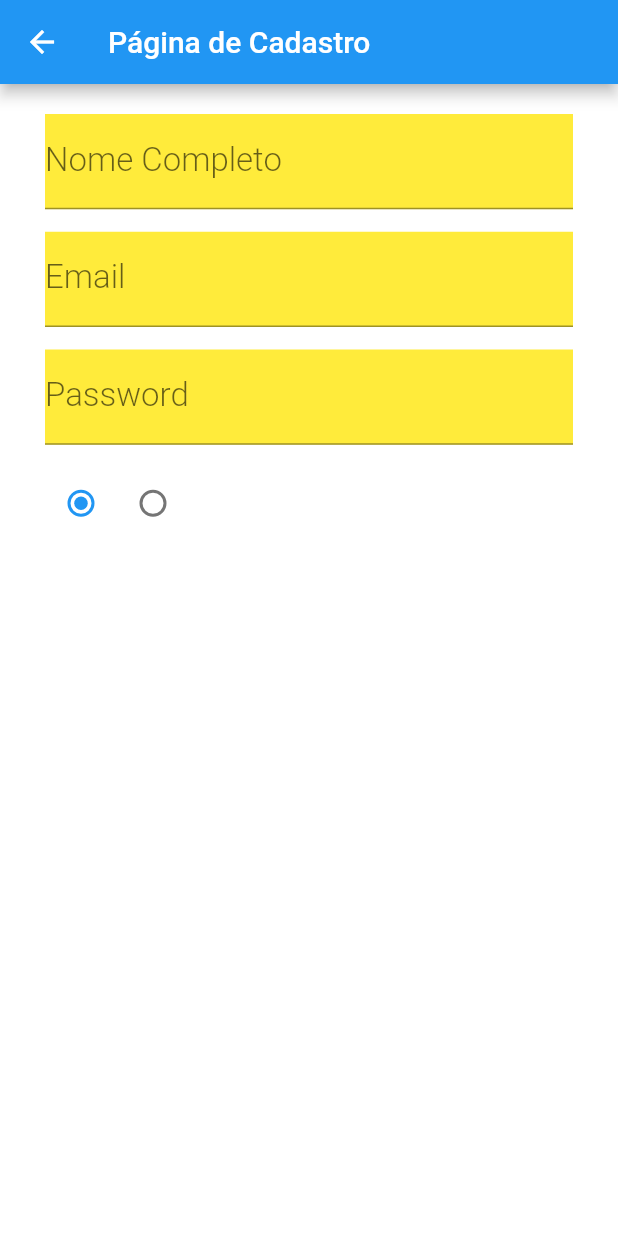
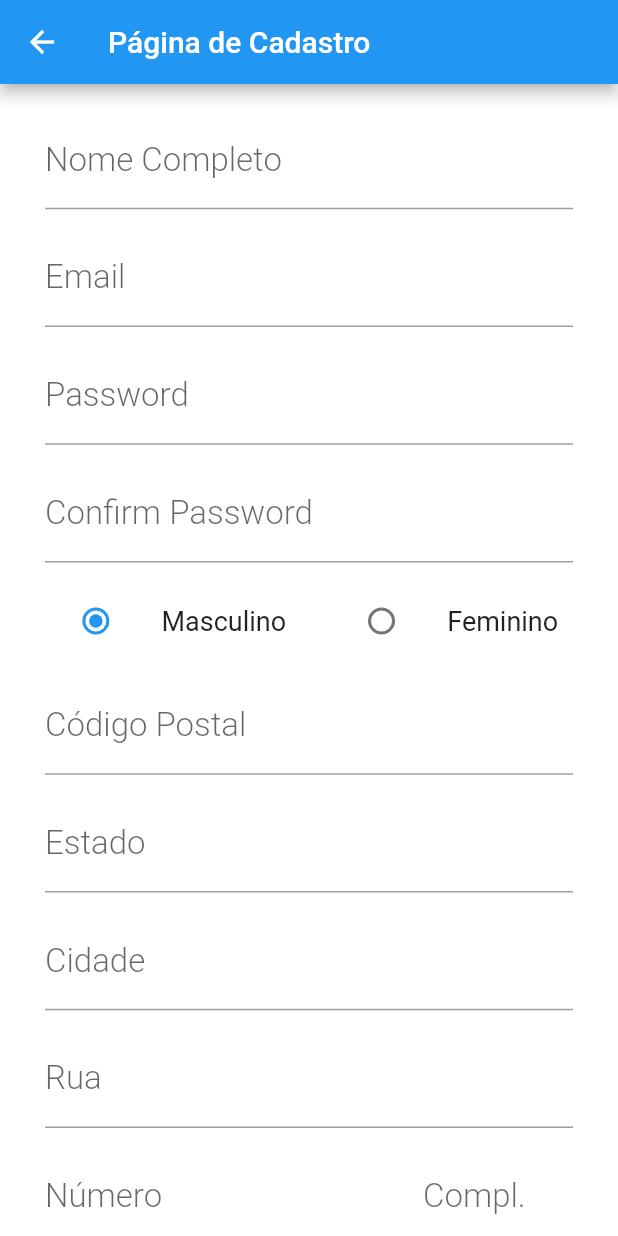
Before and after one commit to matheus-adps91/TCC_FRONT_MOBILE, a Flutter app: the screen it shows after launch, after a tap on "Login", after a tap on "Nova Conta", on a phone screen of 412 x 824 dp. Run offline on Flutter 3.47's test engine with Material 2 defaults, Android fonts, the phone set to English and light mode, and no system bars.

Commit message:
Término do desenho do formulário de signup, criação de uum arquivo para concentrar validações

```diff
--- a/sistemadetrocas/lib/pages/login_page.dart
+++ b/sistemadetrocas/lib/pages/login_page.dart
@@ -2,11 +2,12 @@ import 'package:flutter/material.dart';
 import 'package:sistemadetrocas/model/usuario.dart';
 import 'package:sistemadetrocas/pages/api_response.dart';
 import 'package:sistemadetrocas/pages/home_page.dart';
-import 'package:sistemadetrocas/pages/login_api.dart';
 import 'package:sistemadetrocas/pages/signup_page.dart';
+import 'package:sistemadetrocas/requests/login_api.dart';
 import 'package:sistemadetrocas/utils/app_button.dart';
 import 'package:sistemadetrocas/utils/app_inputText.dart';
 import 'package:sistemadetrocas/utils/nav.dart';
+import 'package:sistemadetrocas/utils/validation.dart';
 
 class LoginPage extends StatelessWidget {
   // Fields
@@ -33,22 +34,14 @@ class LoginPage extends StatelessWidget {
         padding: EdgeInsets.all(16),
         child: ListView(
           children: <Widget>[
-            AppInputText(
-              "Login",
-              "usuario@provedor.com",
-              TextInputType.emailAddress,
-              _tLogin,
-              validator: _validateLogin,
-            ),
+            AppInputText("Login", "usuario@provedor.com", _tLogin,
+                keyboardType: TextInputType.emailAddress,
+                validator: Validation.validateLogin),
             SizedBox(height: 25),
-            AppInputText(
-              "Senha",
-              "Senha de no mínimo 6 caracteres",
-              TextInputType.text,
-              _tSenha,
-              password: true,
-              validator: _validateSenha,
-            ),
+            AppInputText("Senha", "Senha de no mínimo 4 caracteres", _tSenha,
+                keyboardAction: TextInputAction.done,
+                password: true,
+                validator: Validation.validatePassword),
             SizedBox(height: 25),
             AppButton('Login', Colors.white, 22, Colors.blue,
                 () => _onClickLogin(context)),
@@ -92,24 +85,4 @@ class LoginPage extends StatelessWidget {
   _onClickNewPassword() {}
 
   _onClickExit() {}
-
-  String _validateLogin(String value) {
-    if (value.isEmpty) {
-      return "Login não pode estar em branco";
-    }
-    if (!value.contains('@')) {
-      return "Login inválido";
-    }
-    return null;
-  }
-
-  String _validateSenha(String value) {
-    if (value.isEmpty) {
-      return "Senha não pode estar em branco";
-    }
-    if (value.length < 1) {
-      return "Senha deve conter pelo menos 6 caracteres";
-    }
-    return null;
-  }
 }
--- a/sistemadetrocas/lib/pages/signup_page.dart
+++ b/sistemadetrocas/lib/pages/signup_page.dart
@@ -1,5 +1,7 @@
 import 'package:flutter/material.dart';
 import 'package:sistemadetrocas/utils/app_formField.dart';
+import 'package:sistemadetrocas/utils/app_button.dart';
+import 'package:sistemadetrocas/utils/validation.dart';
 
 enum GenderType {
   masculino,
@@ -13,6 +15,19 @@ class SignupPage extends StatefulWidget {
 
 class _SignupPageState extends State<SignupPage> {
   GenderType _genderSelected = GenderType.masculino;
+  // Variável global para armazenar o estado da aplicação
+  final _formSignUpkey = GlobalKey<FormState>();
+  // Controllers para os campos do formulário
+  final _tFullName = TextEditingController();
+  final _tEmail = TextEditingController();
+  final _tPass = TextEditingController();
+  final _tConfirmPass = TextEditingController();
+  final _tZipCode = TextEditingController();
+  final _tState = TextEditingController();
+  final _tCity = TextEditingController();
+  final _tStreet = TextEditingController();
+  final _tHouseNumber = TextEditingController();
+  final _tComplement = TextEditingController();
 
   @override
   Widget build(BuildContext context) {
@@ -25,47 +40,120 @@ class _SignupPageState extends State<SignupPage> {
   }
 
   _body() {
-    return Container(
+    return Form(
+      key: _formSignUpkey,
+      child: Container(
           padding: EdgeInsets.only(top: 20, left: 30, right: 30),
           child: ListView(
             children: <Widget>[
               AppFormField(
-              "Nome Completo",
-            ),
-            SizedBox(height: 15),
-            AppFormField(
-              "Email",
-            ),
-            SizedBox(height: 15),
-            AppFormField(
-              "Password",
-            ),
-            SizedBox(height: 15),
+                  "Nome Completo", _tFullName, Validation.validateLogin),
+              spaceBetweenElements(y: 15),
+              AppFormField("Email", _tEmail, Validation.validateLogin,
+                  keyboardType: TextInputType.emailAddress),
+              spaceBetweenElements(y: 15),
+              AppFormField("Password", _tPass, Validation.validatePassword,
+                  password: true),
+              spaceBetweenElements(y: 15),
+              AppFormField("Confirm Password", _tConfirmPass,
+                  Validation.validatePassword,
+                  password: true),
+              spaceBetweenElements(y: 15),
               Row(
+                mainAxisAlignment: MainAxisAlignment.spaceAround,
                 children: <Widget>[
-                Container(
-                  child: Radio<GenderType>(
-                    value: GenderType.masculino,
-                    groupValue: _genderSelected,
-                    onChanged: updateGender,
-                  ),
-                ),
-                Container(
-                  child: Radio<GenderType>(
-                    value: GenderType.feminino,
-                    groupValue: _genderSelected,
-                    onChanged: updateGender,
-                  ),
-                )
+                  drawRadioButton(GenderType.masculino),
+                  drawTextRadioButton("Masculino"),
+                  spaceBetweenElements(y: 15),
+                  drawRadioButton(GenderType.feminino),
+                  drawTextRadioButton("Feminino"),
                 ],
               ),
+              spaceBetweenElements(y: 15.0),
+              AppFormField(
+                  "Código Postal", _tZipCode, Validation.validateZipCode,
+                  keyboardType: TextInputType.number),
+              spaceBetweenElements(y: 15.0),
+              AppFormField("Estado", _tState, Validation.defaultValidation),
+              spaceBetweenElements(y: 15.0),
+              AppFormField("Cidade", _tCity, Validation.defaultValidation),
+              spaceBetweenElements(y: 15.0),
+              AppFormField("Rua", _tStreet, Validation.defaultValidation),
+              spaceBetweenElements(y: 15.0),
+              Row(
+                mainAxisAlignment: MainAxisAlignment.spaceBetween,
+                children: <Widget>[
+                  AppFormField(
+                      "Número", _tHouseNumber, Validation.defaultValidation,
+                      keyboardType: TextInputType.number),
+                  spaceBetweenElements(x: 5.0),
+                  AppFormField(
+                      "Compl.", _tComplement, Validation.defaultValidation)
                 ],
-        ));
+              ),
+              spaceBetweenElements(y: 30.0),
+              AppButton(
+                  'Cadastrar', Colors.white, 22, Colors.blue, _onClickSignup),
+              spaceBetweenElements(y: 30.0),
+            ],
+          )),
+    );
   }
 
-  void updateGender(GenderType newValue) {
+  // Espaço entre elementos do ListView do formulário de SignUp
+  SizedBox spaceBetweenElements({double y = 0, double x = 0}) {
+    return SizedBox(height: y, width: x);
+  }
+
+  // Desenha o texto que acompanha o botão rádio
+  Text drawTextRadioButton(String text) {
+    return Text(
+      text,
+      textAlign: TextAlign.center,
+      style: TextStyle(fontSize: 18),
+    );
+  }
+
+  // Desenha SOMENTE o botão rádio para cada tipo de gênero
+  Container drawRadioButton(GenderType type) {
+    return Container(
+      child: Radio<GenderType>(
+        value: type,
+        groupValue: _genderSelected,
+        onChanged: _updateGender,
+      ),
+    );
+  }
+
+  // Atualiza o gênero
+  // NOTA: a tela é redesenhada pelo SETSTATE
+  void _updateGender(GenderType newValue) {
     setState(() {
       _genderSelected = newValue;
     });
   }
+
+  // Get no valor do enum do gender
+  static String _getValue(GenderType genderType) {
+    return genderType.toString().split('.').last;
   }
+
+  _onClickSignup() {
+    print('>>> FUNÇÃO: _onClickSignup');
+    final String fullName = _tFullName.text;
+    final String email = _tEmail.text;
+    final String pass = _tPass.text;
+    final String confirmPass = _tConfirmPass.text;
+    final String gender = _getValue(_genderSelected);
+    final String zipCode = _tZipCode.text;
+    final String state = _tState.text;
+    final String city = _tCity.text;
+    final String address = _tStreet.text;
+    final String houseNumber = _tHouseNumber.text;
+    final String complement = _tComplement.text;
+
+    final bool formRespValidation = _formSignUpkey.currentState.validate();
+    print('$formRespValidation');
+    print('$gender');
+  }
+}
--- a/sistemadetrocas/lib/utils/app_formField.dart
+++ b/sistemadetrocas/lib/utils/app_formField.dart
@@ -3,15 +3,32 @@ import 'package:flutter/material.dart';
 class AppFormField extends StatelessWidget {
   // Field
   String property;
+  TextEditingController controller;
+  FormFieldValidator<String> validator;
+  TextInputType keyboardType;
+  TextInputAction keyboardAction;
+  bool password;
 
   // Constructor
-  AppFormField(this.property);
+  AppFormField(
+    this.property,
+    this.controller,
+    this.validator, {
+    this.keyboardType = TextInputType.text,
+    this.keyboardAction = TextInputAction.next,
+    this.password = false,
+  });
 
   @override
   Widget build(BuildContext context) {
     return Container(
-      color: Colors.yellow,
+      width: 100,
       child: TextFormField(
+        controller: controller,
+        keyboardType: keyboardType,
+        textInputAction: keyboardAction,
+        validator: validator,
+        obscureText: password,
         decoration: InputDecoration(
           labelText: property,
           labelStyle: TextStyle(
--- a/sistemadetrocas/lib/utils/app_inputText.dart
+++ b/sistemadetrocas/lib/utils/app_inputText.dart
@@ -5,6 +5,7 @@ class AppInputText extends StatelessWidget {
   String textTitle;
   String textHint;
   TextInputType keyboardType;
+  TextInputAction keyboardAction;
   TextEditingController controller;
   bool password;
   FormFieldValidator<String> validator;
@@ -13,8 +14,9 @@ class AppInputText extends StatelessWidget {
   AppInputText(
     this.textTitle,
     this.textHint,
-    this.keyboardType,
     this.controller, {
+    this.keyboardType = TextInputType.text,
+    this.keyboardAction = TextInputAction.next,
     this.password = false,
     this.validator,
   });
--- /dev/null
+++ b/sistemadetrocas/lib/utils/validation.dart
@@ -0,0 +1,49 @@
+// Classe para conter os métodos de validação de campos
+class Validation {
+  static String validateLogin(String value) {
+    print('>>> FUNÇÃO: validateLogin');
+    if (value.isEmpty) {
+      return "Login não pode estar em branco";
+    }
+    if (!value.contains('@')) {
+      return "Login inválido";
+    }
+    return null;
+  }
+
+  static String validatePassword(String value) {
+    print('>>> FUNÇÃO: validatePassword');
+    if (value.isEmpty) {
+      return "Senha não pode estar em branco";
+    }
+    if (value.length < 4) {
+      return "Senha deve conter pelo menos 4 caracteres";
+    }
+    return null;
+  }
+
+  static String validateZipCode(String value) {
+    print('>>> FUNÇÃO: validateZipCode');
+    if (value.isEmpty) {
+      return "Código Postal não pode estar em branco";
+    }
+    if (value.length != 8) {
+      return "Código Postal incorreto";
+    }
+    return null;
+  }
+
+  // Esse método é apenas para teste
+  static String defaultValidation(String value) {
+    print('>>> FUNÇÃO: defaultValidation');
+    if (value.isEmpty) {
+      return "VALIDAÇÃO TESTE";
+    }
+    return null;
+  }
+
+  // Esse método não é disparado pelo validate
+  static bool validateConfirmPassword(String value, String anotherVlaue) {
+    return value.hashCode != anotherVlaue.hashCode ? false : true;
+  }
+}
--- a/sistemadetrocas/pubspec.yaml
+++ b/sistemadetrocas/pubspec.yaml
@@ -14,7 +14,7 @@ description: A new Flutter project.
 version: 1.0.0+1
 
 environment:
-  sdk: ">=2.1.0 <3.0.0"
+  sdk: ">=2.6.0 <3.0.0"
 
 dependencies:
   flutter:
```
Also changed, not shown: sistemadetrocas/lib/model/signupUser.dart (added), sistemadetrocas/lib/requests/login_api.dart (renamed from sistemadetrocas/lib/pages/login_api.dart), sistemadetrocas/lib/requests/signup_api.dart (added), sistemadetrocas/pubspec.lock. Lines whose indentation alone changed are shown as unchanged.
